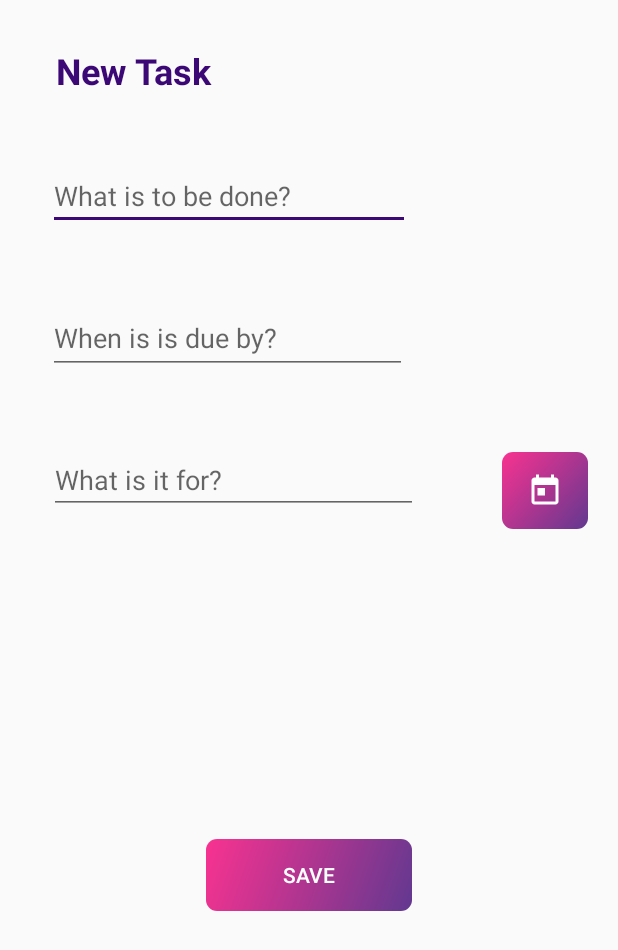
After one commit to yvmatts28/Finite, an Android app: the fragment SaveTaskFragment shown on its own in the app's theme, on a phone screen of 412 x 824 dp. The commit adds this screen. Shown: the top 950 px of the screen. Run offline under Robolectric (Android 15) with nearby library versions, the phone set to English and light mode, and no system bars; libraries missing offline, so code that uses them is left out: com.franmontiel.fullscreendialog.

```diff
--- a/app/build.gradle
+++ b/app/build.gradle
@@ -33,4 +33,5 @@ dependencies {
     compile 'com.github.thorbenprimke:realm-recyclerview:0.9.25'
     implementation 'com.github.blackbeared:fusion:1.0.3'
     implementation 'com.android.support:cardview-v7:26.1.0'
+    compile 'com.github.franmontiel:FullScreenDialog:1.0.1'
 }
--- /dev/null
+++ b/app/src/main/java/com/technology/olympian/finite/Activity/SaveTaskFragment.kt
@@ -0,0 +1,40 @@
+package com.technology.olympian.finite.Activity
+
+
+import android.os.Bundle
+import android.support.v4.app.Fragment
+
+import android.view.LayoutInflater
+import android.view.View
+import android.view.ViewGroup
+import com.franmontiel.fullscreendialog.FullScreenDialogContent
+import com.franmontiel.fullscreendialog.FullScreenDialogController
+
+import com.technology.olympian.finite.R
+
+
+/**
+ * A simple [Fragment] subclass.
+ */
+class SaveTaskFragment : FullScreenDialogContent, Fragment(){
+
+    private var dialogController: FullScreenDialogController? = null
+
+    override fun onConfirmClick(dialogController: FullScreenDialogController?): Boolean {
+        TODO("not implemented") //To change body of created functions use File | Settings | File Templates.
+    }
+
+    override fun onDialogCreated(dialogController: FullScreenDialogController?) {
+    this.dialogController = dialogController
+    }
+
+    override fun onDiscardClick(dialogController: FullScreenDialogController?): Boolean {
+        dialogController!!.discard()
+        return true
+    }
+
+    override fun onCreateView(inflater: LayoutInflater?, container: ViewGroup?, savedInstanceState: Bundle?): View? {
+        val v = inflater!!.inflate(R.layout.fragment_save_task,container,false)
+        return v
+    }
+}// Required empty public constructor
--- /dev/null
+++ b/app/src/main/res/drawable/grad.xml
@@ -0,0 +1,7 @@
+<?xml version="1.0" encoding="utf-8"?>
+<shape xmlns:android="http://schemas.android.com/apk/res/android">
+
+    <gradient android:startColor="#cc3c0876" android:endColor="#ccf90076" android:angle="135"/>
+    <corners android:radius="7dp"/>
+
+</shape>
--- /dev/null
+++ b/app/src/main/res/drawable/ic_calendar_24dp.xml
@@ -0,0 +1,9 @@
+<vector xmlns:android="http://schemas.android.com/apk/res/android"
+        android:width="24dp"
+        android:height="24dp"
+        android:viewportWidth="24.0"
+        android:viewportHeight="24.0">
+    <path
+        android:fillColor="#FFFFFF"
+        android:pathData="M19,3h-1L18,1h-2v2L8,3L8,1L6,1v2L5,3c-1.11,0 -1.99,0.9 -1.99,2L3,19c0,1.1 0.89,2 2,2h14c1.1,0 2,-0.9 2,-2L21,5c0,-1.1 -0.9,-2 -2,-2zM19,19L5,19L5,8h14v11zM7,10h5v5L7,15z"/>
+</vector>
--- /dev/null
+++ b/app/src/main/res/layout/fragment_save_task.xml
@@ -0,0 +1,109 @@
+<FrameLayout xmlns:android="http://schemas.android.com/apk/res/android"
+    xmlns:app="http://schemas.android.com/apk/res-auto"
+    xmlns:tools="http://schemas.android.com/tools"
+    android:layout_width="match_parent"
+    android:layout_height="match_parent"
+    tools:context="com.technology.olympian.finite.Activity.SaveTaskFragment">
+
+    <!-- TODO: Update blank fragment layout -->
+
+    <android.support.constraint.ConstraintLayout
+        android:layout_width="match_parent"
+        android:layout_height="match_parent">
+
+        <EditText
+            android:id="@+id/taskText"
+            android:layout_width="241dp"
+            android:layout_height="wrap_content"
+            android:layout_marginEnd="8dp"
+            android:layout_marginStart="8dp"
+            android:layout_marginTop="108dp"
+            android:hint="What is to be done?"
+            android:singleLine="true"
+            android:textAlignment="viewStart"
+            app:layout_constraintEnd_toEndOf="parent"
+            app:layout_constraintHorizontal_bias="0.157"
+            app:layout_constraintStart_toStartOf="parent"
+            app:layout_constraintTop_toTopOf="parent" />
+
+        <EditText
+            android:id="@+id/dateText"
+            android:layout_width="239dp"
+            android:layout_height="48dp"
+            android:layout_marginEnd="8dp"
+            android:layout_marginStart="8dp"
+            android:layout_marginTop="48dp"
+            android:hint="When is is due by?"
+            app:layout_constraintEnd_toEndOf="parent"
+            app:layout_constraintHorizontal_bias="0.155"
+            app:layout_constraintStart_toStartOf="parent"
+            app:layout_constraintTop_toBottomOf="@+id/taskText" />
+
+        <EditText
+            android:id="@+id/assignedByText"
+            android:layout_width="246dp"
+            android:layout_height="wrap_content"
+            android:layout_marginEnd="8dp"
+            android:layout_marginStart="8dp"
+            android:layout_marginTop="48dp"
+            android:hint="What is it for?"
+            app:layout_constraintEnd_toEndOf="parent"
+            app:layout_constraintHorizontal_bias="0.163"
+            app:layout_constraintStart_toStartOf="parent"
+            app:layout_constraintTop_toBottomOf="@+id/dateText" />
+
+        <ImageButton
+            android:id="@+id/calendarBtn"
+            android:layout_width="57dp"
+            android:layout_height="51dp"
+            android:layout_marginBottom="8dp"
+            android:layout_marginEnd="8dp"
+            android:layout_marginStart="8dp"
+            android:layout_marginTop="8dp"
+            android:background="@drawable/grad"
+
+            android:src="@drawable/ic_calendar_24dp"
+            app:layout_constraintBottom_toBottomOf="parent"
+            app:layout_constraintEnd_toEndOf="parent"
+            app:layout_constraintHorizontal_bias="0.818"
+            app:layout_constraintStart_toEndOf="@+id/dateText"
+            app:layout_constraintTop_toTopOf="parent"
+            app:layout_constraintVertical_bias="0.388" />
+
+        <Button
+            android:id="@+id/saveBtn"
+            android:layout_width="137dp"
+            android:layout_height="wrap_content"
+            android:layout_marginBottom="8dp"
+            android:layout_marginEnd="8dp"
+            android:layout_marginStart="8dp"
+            android:layout_marginTop="8dp"
+            android:background="@drawable/grad"
+            android:text="Save"
+            android:textColor="@android:color/background_light"
+            app:layout_constraintBottom_toBottomOf="parent"
+            app:layout_constraintEnd_toEndOf="parent"
+            app:layout_constraintStart_toStartOf="parent"
+            app:layout_constraintTop_toBottomOf="@+id/assignedByText" />
+
+        <TextView
+            android:id="@+id/textView2"
+            android:layout_width="wrap_content"
+            android:layout_height="wrap_content"
+            android:layout_marginBottom="8dp"
+            android:layout_marginEnd="8dp"
+            android:layout_marginStart="8dp"
+            android:layout_marginTop="8dp"
+            android:text="New Task"
+            android:textColor="#3c0876"
+            android:textSize="24sp"
+            android:textStyle="bold"
+            app:layout_constraintBottom_toTopOf="@+id/taskText"
+            app:layout_constraintEnd_toEndOf="parent"
+            app:layout_constraintHorizontal_bias="0.1"
+            app:layout_constraintStart_toStartOf="parent"
+            app:layout_constraintTop_toTopOf="parent"
+            app:layout_constraintVertical_bias="0.383" />
+
+    </android.support.constraint.ConstraintLayout>
+</FrameLayout>
--- a/app/src/main/res/values/strings.xml
+++ b/app/src/main/res/values/strings.xml
@@ -1,3 +1,6 @@
 <resources>
     <string name="app_name">Finite</string>
+
+    <!-- TODO: Remove or change this placeholder text -->
+    <string name="hello_blank_fragment">Hello blank fragment</string>
 </resources>
--- a/app/src/main/res/values/styles.xml
+++ b/app/src/main/res/values/styles.xml
@@ -1,11 +1,11 @@
 <resources>
 
     <!-- Base application theme. -->
-    <style name="AppTheme" parent="Theme.AppCompat.Light.DarkActionBar">
+    <style name="AppTheme" parent="Theme.AppCompat.Light.NoActionBar">
         <!-- Customize your theme here. -->
         <item name="colorPrimary">@color/colorPrimary</item>
         <item name="colorPrimaryDark">@color/colorPrimaryDark</item>
-        <item name="colorAccent">@color/colorAccent</item>
+        <item name="colorAccent">#3c0876</item>
     </style>
 
 </resources>
```
Also changed, not shown: app/src/main/java/com/technology/olympian/finite/Activity/MainActivity.kt (+21 -17 lines), app/src/main/java/com/technology/olympian/finite/Data/ToDoAdapter.kt (+20 -14 lines), app/src/main/java/com/technology/olympian/finite/Data/ToDoDatabaseHandler.kt (added, +103 -0 lines), app/src/main/java/com/technology/olympian/finite/Data/ToDoItem.kt (+7 -8 lines), app/src/main/java/com/technology/olympian/finite/Model/Constants.kt (added, +15 -0 lines), app/src/main/res/layout/activity_main.xml (+25 -35 lines).
